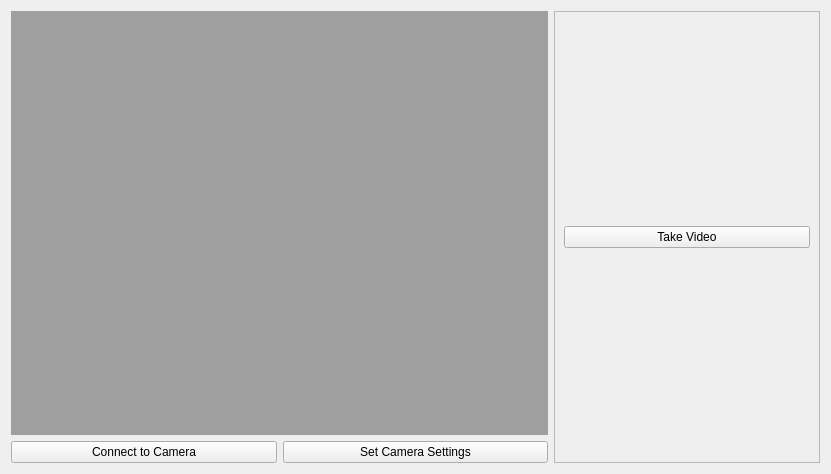
Old version of the form src/ui/dropletobservationwidget.ui in the repository BYUCreateResearchLab/CREATE_LAB_Binder_Jet_Printer.
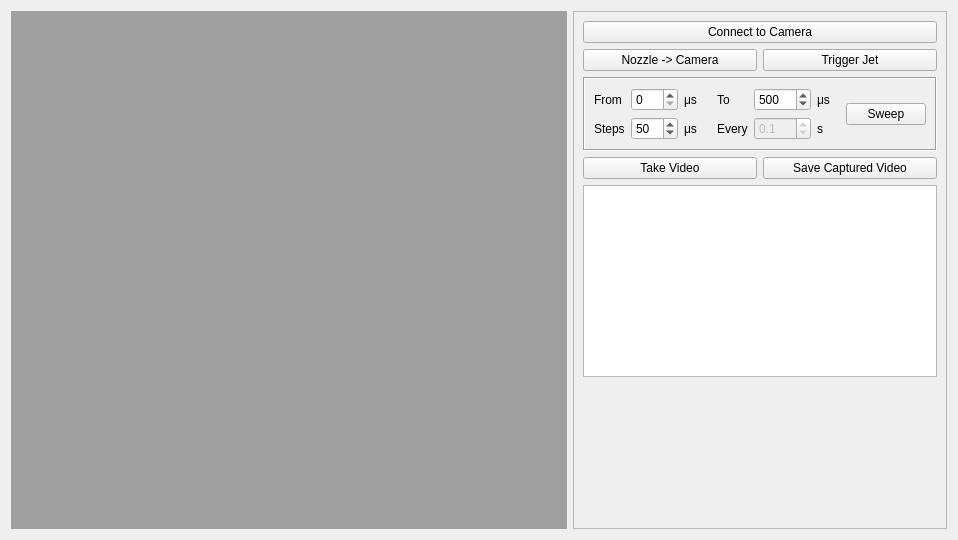
New version of the form.

What changed in the file:
```diff
--- a/src/ui/dropletobservationwidget.ui
+++ b/src/ui/dropletobservationwidget.ui
@@ -6,32 +6,18 @@
    <rect>
     <x>0</x>
     <y>0</y>
-    <width>831</width>
-    <height>474</height>
+    <width>958</width>
+    <height>540</height>
    </rect>
   </property>
   <property name="windowTitle">
    <string>Form</string>
   </property>
-  <layout class="QGridLayout" name="gridLayout" columnstretch="1,1,1">
-   <item row="1" column="1">
-    <widget class="QPushButton" name="setSettings">
-     <property name="text">
-      <string>Set Camera Settings</string>
-     </property>
-    </widget>
-   </item>
-   <item row="1" column="0">
-    <widget class="QPushButton" name="connect">
-     <property name="text">
-      <string>Connect to Camera</string>
-     </property>
-    </widget>
-   </item>
-   <item row="0" column="0" colspan="2">
+  <layout class="QGridLayout" name="gridLayout" columnstretch="2,1">
+   <item row="0" column="0">
     <widget class="QMdiArea" name="mdiArea"/>
    </item>
-   <item row="0" column="2" rowspan="2">
+   <item row="0" column="1">
     <widget class="QFrame" name="frame">
      <property name="frameShape">
       <enum>QFrame::StyledPanel</enum>
@@ -40,13 +26,187 @@
       <enum>QFrame::Raised</enum>
      </property>
      <layout class="QGridLayout" name="gridLayout_2">
-      <item row="0" column="0">
+      <item row="1" column="1">
+       <widget class="QPushButton" name="pushButton_4">
+        <property name="text">
+         <string>Trigger Jet</string>
+        </property>
+       </widget>
+      </item>
+      <item row="1" column="0">
+       <widget class="QPushButton" name="pushButton_3">
+        <property name="text">
+         <string>Nozzle -&gt; Camera</string>
+        </property>
+       </widget>
+      </item>
+      <item row="5" column="1">
+       <widget class="QPushButton" name="pushButton_2">
+        <property name="text">
+         <string>Save Captured Video</string>
+        </property>
+       </widget>
+      </item>
+      <item row="5" column="0">
        <widget class="QPushButton" name="takeVideo">
         <property name="text">
          <string>Take Video</string>
         </property>
        </widget>
       </item>
+      <item row="2" column="0" colspan="2">
+       <widget class="QFrame" name="sweepFrame">
+        <property name="frameShape">
+         <enum>QFrame::Box</enum>
+        </property>
+        <property name="frameShadow">
+         <enum>QFrame::Sunken</enum>
+        </property>
+        <layout class="QGridLayout" name="gridLayout_3">
+         <item row="0" column="1">
+          <widget class="QSpinBox" name="spinBox">
+           <property name="sizePolicy">
+            <sizepolicy hsizetype="Expanding" vsizetype="Fixed">
+             <horstretch>0</horstretch>
+             <verstretch>0</verstretch>
+            </sizepolicy>
+           </property>
+           <property name="maximum">
+            <number>100</number>
+           </property>
+          </widget>
+         </item>
+         <item row="0" column="6" rowspan="2">
+          <widget class="QPushButton" name="pushButton">
+           <property name="text">
+            <string>Sweep</string>
+           </property>
+          </widget>
+         </item>
+         <item row="0" column="0">
+          <widget class="QLabel" name="label">
+           <property name="text">
+            <string>From</string>
+           </property>
+          </widget>
+         </item>
+         <item row="1" column="1">
+          <widget class="QSpinBox" name="spinBox_3">
+           <property name="maximum">
+            <number>100</number>
+           </property>
+           <property name="value">
+            <number>50</number>
+           </property>
+          </widget>
+         </item>
+         <item row="0" column="2">
+          <widget class="QLabel" name="label_4">
+           <property name="text">
+            <string>μs    </string>
+           </property>
+          </widget>
+         </item>
+         <item row="1" column="2">
+          <widget class="QLabel" name="label_6">
+           <property name="text">
+            <string>μs</string>
+           </property>
+          </widget>
+         </item>
+         <item row="1" column="3">
+          <widget class="QLabel" name="label_7">
+           <property name="text">
+            <string>Every</string>
+           </property>
+          </widget>
+         </item>
+         <item row="0" column="4">
+          <widget class="QSpinBox" name="spinBox_2">
+           <property name="sizePolicy">
+            <sizepolicy hsizetype="Expanding" vsizetype="Fixed">
+             <horstretch>0</horstretch>
+             <verstretch>0</verstretch>
+            </sizepolicy>
+           </property>
+           <property name="maximum">
+            <number>1000</number>
+           </property>
+           <property name="value">
+            <number>500</number>
+           </property>
+          </widget>
+         </item>
+         <item row="1" column="4">
+          <widget class="QDoubleSpinBox" name="doubleSpinBox">
+           <property name="enabled">
+            <bool>false</bool>
+           </property>
+           <property name="decimals">
+            <number>1</number>
+           </property>
+           <property name="singleStep">
+            <double>0.100000000000000</double>
+           </property>
+           <property name="value">
+            <double>0.100000000000000</double>
+           </property>
+          </widget>
+         </item>
+         <item row="0" column="3">
+          <widget class="QLabel" name="label_2">
+           <property name="text">
+            <string>To</string>
+           </property>
+          </widget>
+         </item>
+         <item row="0" column="5">
+          <widget class="QLabel" name="label_3">
+           <property name="text">
+            <string>μs   </string>
+           </property>
+          </widget>
+         </item>
+         <item row="1" column="0">
+          <widget class="QLabel" name="label_5">
+           <property name="text">
+            <string>Steps</string>
+           </property>
+          </widget>
+         </item>
+         <item row="1" column="5">
+          <widget class="QLabel" name="label_8">
+           <property name="text">
+            <string>s</string>
+           </property>
+          </widget>
+         </item>
+        </layout>
+       </widget>
+      </item>
+      <item row="0" column="0" colspan="2">
+       <widget class="QPushButton" name="connect">
+        <property name="text">
+         <string>Connect to Camera</string>
+        </property>
+       </widget>
+      </item>
+      <item row="7" column="0" colspan="2">
+       <spacer name="verticalSpacer">
+        <property name="orientation">
+         <enum>Qt::Vertical</enum>
+        </property>
+        <property name="sizeHint" stdset="0">
+         <size>
+          <width>20</width>
+          <height>40</height>
+         </size>
+        </property>
+       </spacer>
+      </item>
+      <item row="6" column="0" colspan="2">
+       <widget class="QPlainTextEdit" name="plainTextEdit"/>
+      </item>
      </layout>
     </widget>
    </item>
```
